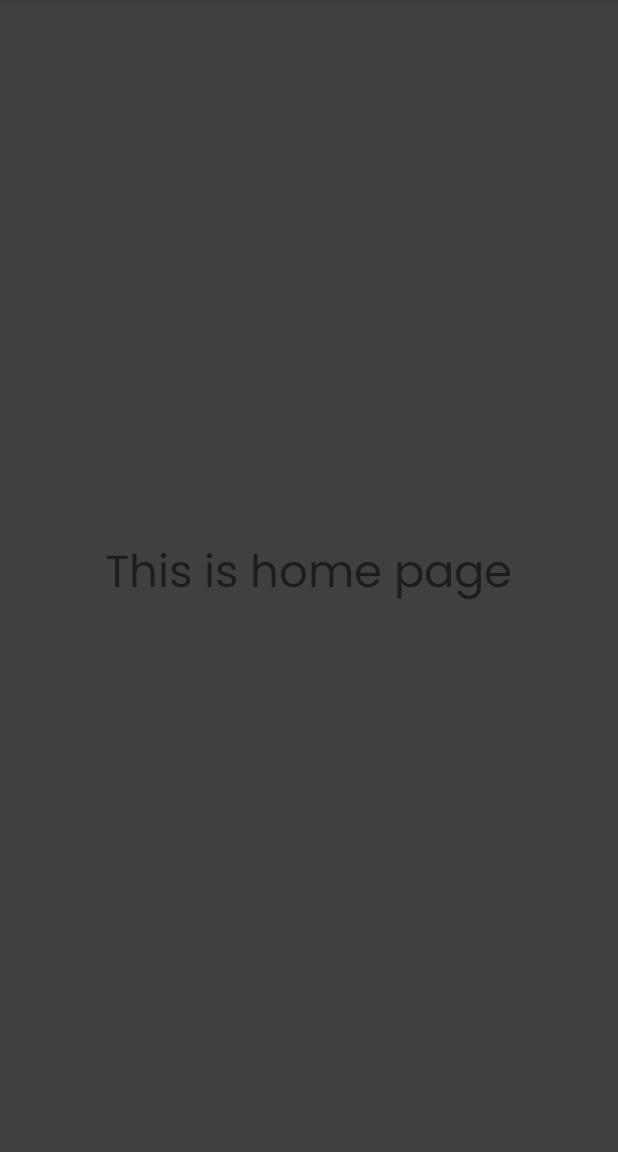
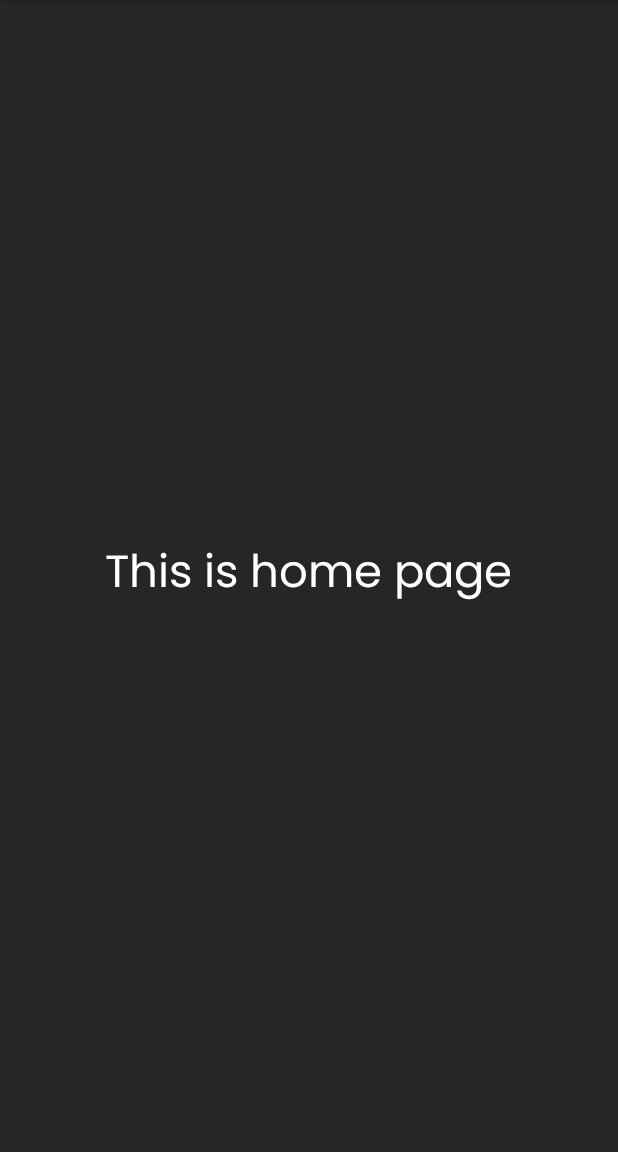
Before and after one commit to wongdaryl/cs205-portfolio, an Android app: the fragment HomeFragment shown on its own in the app's theme, on a phone screen of 412 x 824 dp, the part 84-1236 px from its top. Run offline under Robolectric (Android 15) with nearby library versions, the phone set to English and light mode, and no system bars.

Commit message:
style: create skeletal pages

```diff
--- a/app/src/main/res/layout/fragment_home.xml
+++ b/app/src/main/res/layout/fragment_home.xml
@@ -4,15 +4,14 @@
     android:layout_width="match_parent"
     android:layout_height="match_parent"
     tools:context=".HomeFragment"
-    android:background="@color/neutral_700">
+    android:background="@color/neutral_800">
 
-    <!-- TODO: Update blank fragment layout -->
     <TextView
         android:layout_width="wrap_content"
         android:layout_height="wrap_content"
         android:layout_centerInParent="true"
         android:fontFamily="@font/Poppins_Regular"
         android:text="@string/welcome_fragment"
+        android:textColor="@color/white"
         android:textSize="30dp" />
-
 </RelativeLayout>
--- a/app/src/main/res/values/strings.xml
+++ b/app/src/main/res/values/strings.xml
@@ -12,4 +12,5 @@
     <string name="home">Home</string>
     <string name="favourite">Favourite</string>
     <string name="welcome_fragment">This is home page</string>
+    <string name="favourite_fragment">This is favourite page</string>
 </resources>
```
Also changed, not shown: app/src/main/res/layout/fragment_favourite.xml (+11 -8 lines).
